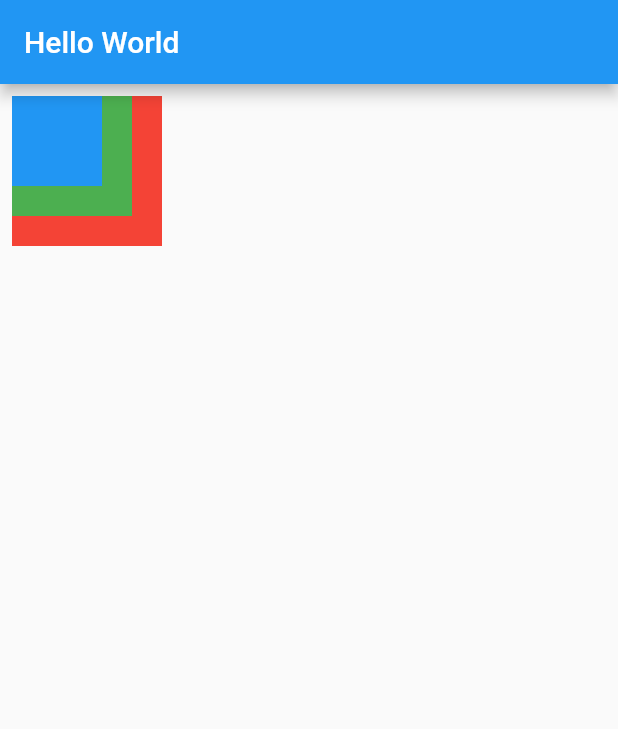
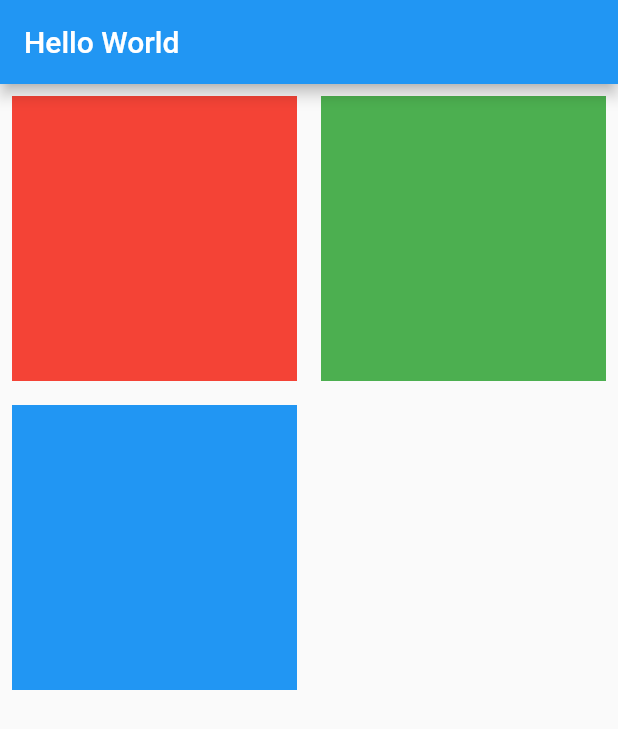
Before and after one commit to ksdhk/flutter, a Flutter app: the screen it shows after launch, on a phone screen of 412 x 824 dp. Shown: the top 729 px of the screen. Run offline on Flutter 3.47's test engine with Material 2 defaults, Android fonts, the phone set to English and light mode, and no system bars.

Commit message:
Update main.dart

```diff
--- a/flutter_app/lib/main.dart
+++ b/flutter_app/lib/main.dart
@@ -31,31 +31,38 @@ class MyHomePage extends StatelessWidget{
           title:Text('Hello World'),
       ),
       body:
-          Stack(
-      children:<Widget>[
+
+GridView.count(
+  crossAxisCount:2,
+  children:<Widget>[
+    Container(
+      color:Colors.red,
+      width:100,
+      height:100,
+      padding:const EdgeInsets.all(8.0),
+      margin:const EdgeInsets.all(8.0),
+    ) ,
       Container(
-        color: Colors.red,
+        color:Colors.green,
         width:100,
         height:100,
-        padding: const EdgeInsets.all(8.0),
-        margin: const EdgeInsets.all(8.0),
-      ),
-        Container(
-          color: Colors.green,
-          width:80,
-          height:80,
-          padding: const EdgeInsets.all(8.0),
-          margin: const EdgeInsets.all(8.0),
-        ),
-        Container(
-          color: Colors.blue,
-          width:60,
-          height:60,
-          padding: const EdgeInsets.all(8.0),
-          margin: const EdgeInsets.all(8.0),
-        ),
-    ],
-          )
+        padding:const EdgeInsets.all(8.0),
+        margin:const EdgeInsets.all(8.0),
+      ) ,
+      Container(
+        color:Colors.blue,
+        width:100,
+        height:100,
+        padding:const EdgeInsets.all(8.0),
+        margin:const EdgeInsets.all(8.0),
+      ) ,
+
+
+
+  ]
+)
+
+
     );
 
   }
```
